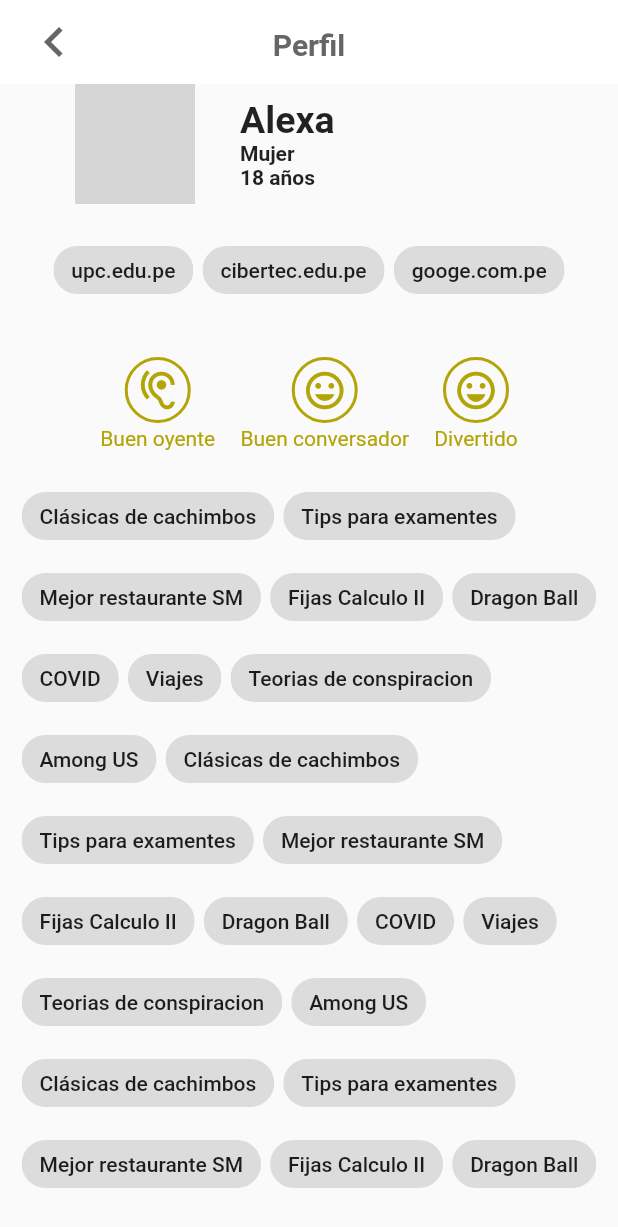
After one commit to just-talk-team/app, a Flutter app: the Profile screen opened directly, on a phone screen of 412 x 824 dp. The commit adds this screen. Shown: the top 1227 px of the screen. Run offline on Flutter 3.47's test engine with Material 2 defaults, Android fonts, the phone set to English and light mode, and no system bars; drawn by our look-alikes of auto_size_text; our stand-ins replace cloud_firestore, equatable, firebase_auth, firebase_core, firebase_storage, flutter_bloc and 4 more; missing offline and left inert: flutter_login_facebook, pedantic; accounts and stored records are empty; network calls fail; Roboto replaces fonts that are missing (ArialRounded); grey boxes are pictures that could not be loaded.

Commit message:
Implementado interfaz de perfil y navegacion asociada

```diff
--- a/lib/layouts/login.dart
+++ b/lib/layouts/login.dart
@@ -6,6 +6,7 @@ import 'package:flutter_signin_button/flutter_signin_button.dart';
 import 'package:just_talk/authentication/authentication.dart';
 import 'package:just_talk/layouts/home.dart';
 import 'package:just_talk/layouts/preferences_page.dart';
+import 'package:just_talk/layouts/profile.dart';
 import 'package:just_talk/layouts/register.dart';
 import 'package:just_talk/layouts/topics_hear.dart';
 import 'package:just_talk/utils/custom_icons_icons.dart';
--- /dev/null
+++ b/lib/layouts/profile.dart
@@ -0,0 +1,274 @@
+import 'package:auto_size_text/auto_size_text.dart';
+import 'package:flutter/cupertino.dart';
+import 'package:flutter/material.dart';
+
+class Profile extends StatefulWidget {
+  @override
+  _Profile createState() => _Profile();
+}
+
+class _Profile extends State<Profile> {
+  List<String> arrayTest = [
+    'upc.edu.pe',
+    'cibertec.edu.pe',
+    'googe.com.pe',
+    'upc.edu.pe',
+    'cibertec.edu.pe',
+    'googe.com.pe',
+    'upc.edu.pe',
+    'cibertec.edu.pe',
+    'googe.com.pe',
+    'upc.edu.pe',
+    'cibertec.edu.pe',
+    'googe.com.pe',
+    'upc.edu.pe',
+    'cibertec.edu.pe',
+    'googe.com.pe',
+  ];
+  List<String> topicsHear = [
+    'Clásicas de cachimbos',
+    'Tips para examentes',
+    'Mejor restaurante SM',
+    'Fijas Calculo II',
+    'Dragon Ball',
+    'COVID',
+    'Viajes',
+    'Teorias de conspiracion',
+    'Among US',
+    'Clásicas de cachimbos',
+    'Tips para examentes',
+    'Mejor restaurante SM',
+    'Fijas Calculo II',
+    'Dragon Ball',
+    'COVID',
+    'Viajes',
+    'Teorias de conspiracion',
+    'Among US',
+    'Clásicas de cachimbos',
+    'Tips para examentes',
+    'Mejor restaurante SM',
+    'Fijas Calculo II',
+    'Dragon Ball',
+    'COVID',
+    'Viajes',
+    'Teorias de conspiracion',
+    'Among US',
+    'Clásicas de cachimbos',
+    'Tips para examentes',
+    'Mejor restaurante SM',
+    'Fijas Calculo II',
+    'Dragon Ball',
+    'COVID',
+    'Viajes',
+    'Teorias de conspiracion',
+    'Among US'
+  ];
+
+  @override
+  Widget build(BuildContext context) {
+    return Scaffold(
+      resizeToAvoidBottomPadding: false,
+      appBar: AppBar(
+        automaticallyImplyLeading: false,
+        title: Stack(
+          children: [
+            Container(
+              child: GestureDetector(
+                onTap: () {
+                  Navigator.pushReplacementNamed(context, '/login');
+                },
+                child: Container(
+                  child: Icon(Icons.keyboard_arrow_left,
+                      size: 40, color: Color(0xff666666)),
+                ),
+              ),
+            ),
+            Align(
+              alignment: Alignment.center,
+              child: Column(
+                children: [
+                  SizedBox(height: 10),
+                  Text(
+                    'Perfil',
+                    style: TextStyle(
+                        color: Color(0xff666666),
+                        fontSize: 20,
+                        fontWeight: FontWeight.bold),
+                    textAlign: TextAlign.center,
+                  ),
+                ],
+              ),
+            ),
+          ],
+        ),
+      ),
+      body: Container(
+        child: Column(
+          mainAxisAlignment: MainAxisAlignment.spaceEvenly,
+          children: [
+            Column(
+              children: [
+                Container(
+                  margin: EdgeInsets.symmetric(horizontal: 50),
+                  child: Row(
+                    children: [
+                      Container(
+                        margin: EdgeInsets.fromLTRB(0, 0, 30, 0),
+                        width: 80,
+                        height: 80,
+                        decoration: BoxDecoration(
+                          shape: BoxShape.circle,
+                          image: DecorationImage(
+                              image: NetworkImage(
+                                'https://writestylesonline.com/wp-content/uploads/2018/11/Three-Statistics-That-Will-Make-You-Rethink-Your-Professional-Profile-Picture.jpg',
+                              ),
+                              fit: BoxFit.fill),
+                        ),
+                      ),
+                      Column(
+                        crossAxisAlignment: CrossAxisAlignment.start,
+                        mainAxisAlignment: MainAxisAlignment.spaceEvenly,
+                        children: [
+                          Text(
+                            'Alexa',
+                            style: TextStyle(
+                                fontWeight: FontWeight.bold, fontSize: 25),
+                          ),
+                          Text(
+                            'Mujer',
+                            style: TextStyle(fontWeight: FontWeight.bold),
+                          ),
+                          Text(
+                            '18 años',
+                            style: TextStyle(fontWeight: FontWeight.bold),
+                          )
+                        ],
+                      )
+                    ],
+                  ),
+                ),
+                //Segments
+                Container(
+                  height: 80,
+                  margin: EdgeInsets.fromLTRB(10, 10, 10, 10),
+                  child: Padding(
+                    padding: EdgeInsets.fromLTRB(0, 10, 0, 20),
+                    child: SingleChildScrollView(
+                      scrollDirection: Axis.vertical,
+                      child: Wrap(
+                        spacing: 6.0,
+                        runSpacing: 6.0,
+                        children: List<Widget>.generate(arrayTest.length,
+                            (int index) {
+                          return Chip(
+                            label: Text(arrayTest[index]),
+                          );
+                        }),
+                      ),
+                    ),
+                  ),
+                )
+              ],
+            ),
+            //Insignias
+            Container(
+              margin: EdgeInsets.symmetric(horizontal: 50),
+              child: Column(
+                children: [
+                  Row(
+                    mainAxisAlignment: MainAxisAlignment.spaceEvenly,
+                    children: [
+                      Column(
+                        children: [
+                          Container(
+                            margin: EdgeInsets.all(2),
+                            padding: EdgeInsets.all(5),
+                            decoration: BoxDecoration(
+                                borderRadius: BorderRadius.circular(100),
+                                border: Border.all(
+                                    width: 2, color: Color(0xffb3a407))),
+                            child: Icon(
+                              Icons.hearing,
+                              size: 30,
+                              color: Color(0xffb3a407),
+                            ),
+                          ),
+                          AutoSizeText(
+                            'Buen oyente',
+                            maxLines: 2,
+                            style: TextStyle(color: Color(0xffb3a407)),
+                          )
+                        ],
+                      ),
+                      Column(
+                        children: [
+                          Container(
+                            margin: EdgeInsets.all(2),
+                            padding: EdgeInsets.all(5),
+                            decoration: BoxDecoration(
+                                borderRadius: BorderRadius.circular(100),
+                                border: Border.all(
+                                    width: 2, color: Color(0xffb3a407))),
+                            child: Icon(
+                              Icons.mood,
+                              size: 30,
+                              color: Color(0xffb3a407),
+                            ),
+                          ),
+                          AutoSizeText(
+                            'Buen conversador',
+                            maxLines: 2,
+                            style: TextStyle(color: Color(0xffb3a407)),
+                          )
+                        ],
+                      ),
+                      Column(
+                        children: [
+                          Container(
+                            margin: EdgeInsets.all(2),
+                            padding: EdgeInsets.all(5),
+                            decoration: BoxDecoration(
+                                borderRadius: BorderRadius.circular(100),
+                                border: Border.all(
+                                    width: 2, color: Color(0xffb3a407))),
+                            child: Icon(
+                              Icons.sentiment_very_satisfied,
+                              size: 30,
+                              color: Color(0xffb3a407),
+                            ),
+                          ),
+                          AutoSizeText('Divertido',
+                              maxLines: 2,
+                              style: TextStyle(color: Color(0xffb3a407)))
+                        ],
+                      ),
+                    ],
+                  ),
+                  SizedBox(height: 10)
+                ],
+              ),
+            ),
+            //TopicsHear
+            Expanded(
+              child: Container(
+                  margin: EdgeInsets.fromLTRB(10, 10, 10, 10),
+                  child: SingleChildScrollView(
+                    scrollDirection: Axis.vertical,
+                    child: Wrap(
+                      spacing: 6.0,
+                      runSpacing: 6.0,
+                      children:
+                          List<Widget>.generate(topicsHear.length, (int index) {
+                        return Chip(
+                          label: Text(topicsHear[index]),
+                        );
+                      }),
+                    ),
+                  )),
+            )
+          ],
+        ),
+      ),
+    );
+  }
+}
--- a/lib/layouts/topics_hear.dart
+++ b/lib/layouts/topics_hear.dart
@@ -173,8 +173,6 @@ class _TopicsHear extends State<TopicsHear> with TickerProviderStateMixin {
       ),
       body: Container(
         margin: EdgeInsets.fromLTRB(10, 10, 10, 10),
-
-        //color: Colors.blueAccent,
         child: Padding(
             padding: EdgeInsets.fromLTRB(0, 10, 0, 20),
             child: SingleChildScrollView(
```
